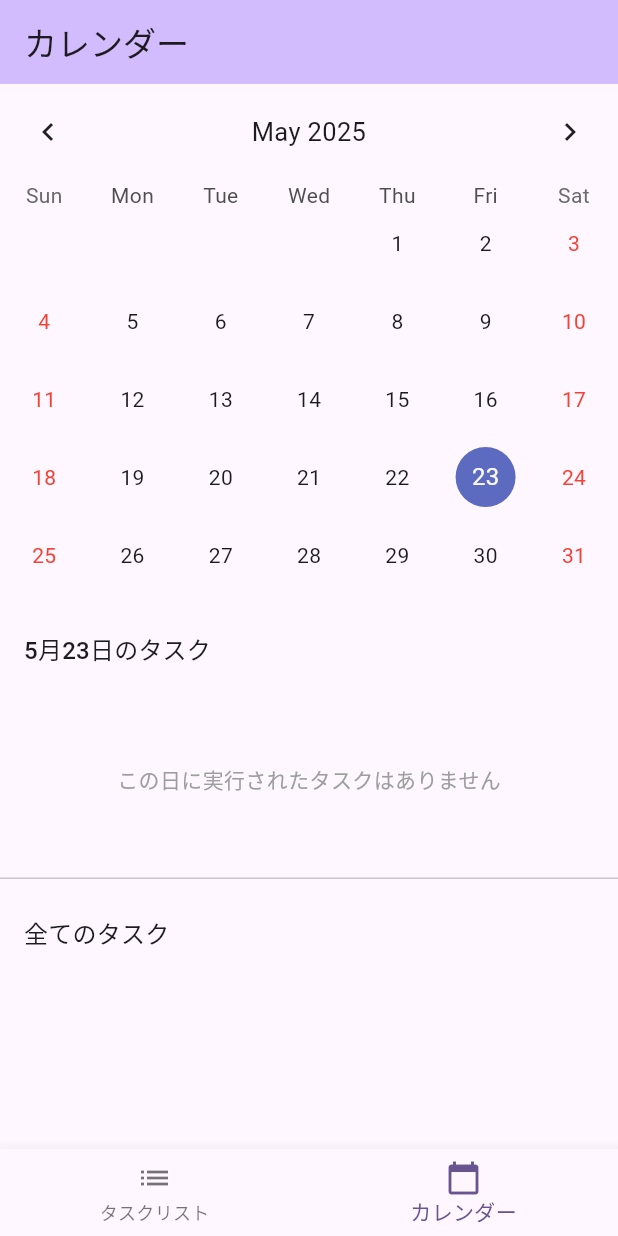
After one commit to hid3h/yatta, a Flutter app: the screen it shows after launch, item 2 of the bottom bar chosen, on a phone screen of 412 x 824 dp. The commit adds this screen. Run offline on Flutter 3.47's test engine with Material 3 defaults, Android fonts, the phone set to English and light mode, and no system bars; drawn by our look-alikes of table_calendar; our stand-ins replace flutter_riverpod.

Commit message:
feat: カレンダーページ追加
- table_calendarを使用した月間カレンダー表示
- タスクモデルにcolorプロパティ追加
- タスクごとの色分け表示
- 日付別のタスク実行状態管理
- BottomNavigationBarでタスクリストとカレンダーを切り替え
- 習慣トラッカー機能（同じタスクを複数日に実行可能）

```diff
--- a/lib/main.dart
+++ b/lib/main.dart
@@ -1,6 +1,6 @@
 import 'package:flutter/material.dart';
 import 'package:flutter_riverpod/flutter_riverpod.dart';
-import 'ui/home/home_page.dart';
+import 'ui/main_page.dart';
 
 void main() {
   runApp(const ProviderScope(child: MyApp()));
@@ -16,7 +16,7 @@ class MyApp extends StatelessWidget {
       theme: ThemeData(
         colorScheme: ColorScheme.fromSeed(seedColor: Colors.deepPurple),
       ),
-      home: const HomePage(),
+      home: const MainPage(),
     );
   }
 }
--- /dev/null
+++ b/lib/ui/calendar/calendar_page.dart
@@ -0,0 +1,227 @@
+import 'package:flutter/material.dart';
+import 'package:flutter_riverpod/flutter_riverpod.dart';
+import 'package:table_calendar/table_calendar.dart';
+import '../home/view_model/home_view_model.dart';
+import '../../data/models/task.dart';
+
+class CalendarPage extends ConsumerStatefulWidget {
+  const CalendarPage({super.key});
+
+  @override
+  ConsumerState<CalendarPage> createState() => _CalendarPageState();
+}
+
+class _CalendarPageState extends ConsumerState<CalendarPage> {
+  DateTime _focusedDay = DateTime.now();
+  DateTime? _selectedDay;
+
+  @override
+  void initState() {
+    super.initState();
+    _selectedDay = DateTime.now();
+  }
+
+  @override
+  Widget build(BuildContext context) {
+    final tasks = ref.watch(homeViewModelProvider);
+    final homeViewModel = ref.read(homeViewModelProvider.notifier);
+
+    return Scaffold(
+      appBar: AppBar(
+        title: const Text('カレンダー'),
+        backgroundColor: Theme.of(context).colorScheme.inversePrimary,
+      ),
+      body: Column(
+        children: [
+          TableCalendar<Task>(
+            firstDay: DateTime.utc(2020, 1, 1),
+            lastDay: DateTime.utc(2030, 12, 31),
+            focusedDay: _focusedDay,
+            selectedDayPredicate: (day) {
+              return isSameDay(_selectedDay, day);
+            },
+            eventLoader: (day) {
+              return homeViewModel.getTasksForDate(day);
+            },
+            startingDayOfWeek: StartingDayOfWeek.sunday,
+            calendarStyle: const CalendarStyle(
+              outsideDaysVisible: false,
+              weekendTextStyle: TextStyle(color: Colors.red),
+              holidayTextStyle: TextStyle(color: Colors.red),
+            ),
+            headerStyle: const HeaderStyle(
+              formatButtonVisible: false,
+              titleCentered: true,
+            ),
+            onDaySelected: (selectedDay, focusedDay) {
+              if (!isSameDay(_selectedDay, selectedDay)) {
+                setState(() {
+                  _selectedDay = selectedDay;
+                  _focusedDay = focusedDay;
+                });
+              }
+            },
+            onPageChanged: (focusedDay) {
+              _focusedDay = focusedDay;
+            },
+            calendarBuilders: CalendarBuilders(
+              markerBuilder: (context, day, events) {
+                if (events.isNotEmpty) {
+                  return Positioned(
+                    bottom: 1,
+                    child: Row(
+                      mainAxisSize: MainAxisSize.min,
+                      children: events.take(3).map((event) {
+                        return Container(
+                          margin: const EdgeInsets.symmetric(horizontal: 1),
+                          width: 6,
+                          height: 6,
+                          decoration: BoxDecoration(
+                            color: event.color,
+                            shape: BoxShape.circle,
+                          ),
+                        );
+                      }).toList(),
+                    ),
+                  );
+                }
+                return null;
+              },
+            ),
+          ),
+          const SizedBox(height: 8),
+          Expanded(
+            child: _buildTaskList(tasks, homeViewModel),
+          ),
+        ],
+      ),
+    );
+  }
+
+  Widget _buildTaskList(List<Task> allTasks, HomeViewModel homeViewModel) {
+    if (_selectedDay == null) {
+      return const Center(child: Text('日付を選択してください'));
+    }
+
+    final tasksForSelectedDay = homeViewModel.getTasksForDate(_selectedDay!);
+
+    return Column(
+      crossAxisAlignment: CrossAxisAlignment.start,
+      children: [
+        Padding(
+          padding: const EdgeInsets.all(16.0),
+          child: Text(
+            '${_selectedDay!.month}月${_selectedDay!.day}日のタスク',
+            style: Theme.of(context).textTheme.titleMedium,
+          ),
+        ),
+        Expanded(
+          child: tasksForSelectedDay.isEmpty
+              ? const Center(
+                  child: Text(
+                    'この日に実行されたタスクはありません',
+                    style: TextStyle(color: Colors.grey),
+                  ),
+                )
+              : ListView.builder(
+                  itemCount: tasksForSelectedDay.length,
+                  itemBuilder: (context, index) {
+                    final task = tasksForSelectedDay[index];
+                    return Card(
+                      margin: const EdgeInsets.symmetric(
+                        horizontal: 16.0,
+                        vertical: 4.0,
+                      ),
+                      child: ListTile(
+                        leading: Container(
+                          width: 16,
+                          height: 16,
+                          decoration: BoxDecoration(
+                            color: task.color,
+                            shape: BoxShape.circle,
+                          ),
+                        ),
+                        title: Text(task.name),
+                        trailing: Icon(
+                          Icons.check_circle,
+                          color: task.color,
+                        ),
+                        onTap: () {
+                          homeViewModel.toggleTaskCompletionOnDate(
+                            task.id,
+                            _selectedDay!,
+                          );
+                        },
+                      ),
+                    );
+                  },
+                ),
+        ),
+        const Divider(),
+        Padding(
+          padding: const EdgeInsets.all(16.0),
+          child: Text(
+            '全てのタスク',
+            style: Theme.of(context).textTheme.titleMedium,
+          ),
+        ),
+        Expanded(
+          child: ListView.builder(
+            itemCount: allTasks.length,
+            itemBuilder: (context, index) {
+              final task = allTasks[index];
+              final isCompletedOnSelectedDay =
+                  task.isCompletedOnDate(_selectedDay!);
+
+              return Card(
+                margin: const EdgeInsets.symmetric(
+                  horizontal: 16.0,
+                  vertical: 4.0,
+                ),
+                color: isCompletedOnSelectedDay
+                    ? task.color.withOpacity(0.1)
+                    : null,
+                child: ListTile(
+                  leading: Container(
+                    width: 16,
+                    height: 16,
+                    decoration: BoxDecoration(
+                      color: task.color,
+                      shape: BoxShape.circle,
+                    ),
+                  ),
+                  title: Text(
+                    task.name,
+                    style: TextStyle(
+                      color: isCompletedOnSelectedDay
+                          ? task.color
+                          : null,
+                      fontWeight: isCompletedOnSelectedDay
+                          ? FontWeight.w500
+                          : FontWeight.normal,
+                    ),
+                  ),
+                  trailing: isCompletedOnSelectedDay
+                      ? Icon(
+                          Icons.check_circle,
+                          color: task.color,
+                        )
+                      : Icon(
+                          Icons.circle_outlined,
+                          color: task.color,
+                        ),
+                  onTap: () {
+                    homeViewModel.toggleTaskCompletionOnDate(
+                      task.id,
+                      _selectedDay!,
+                    );
+                  },
+                ),
+              );
+            },
+          ),
+        ),
+      ],
+    );
+  }
+}
--- a/lib/ui/home/view_model/home_view_model.dart
+++ b/lib/ui/home/view_model/home_view_model.dart
@@ -1,15 +1,35 @@
+import 'package:flutter/material.dart';
 import 'package:flutter_riverpod/flutter_riverpod.dart';
 import '../../../data/models/task.dart';
 
 class HomeViewModel extends StateNotifier<List<Task>> {
   HomeViewModel() : super([]);
 
+  // タスクの色リスト
+  static const List<Color> _taskColors = [
+    Colors.red,
+    Colors.blue,
+    Colors.green,
+    Colors.orange,
+    Colors.purple,
+    Colors.teal,
+    Colors.pink,
+    Colors.indigo,
+    Colors.amber,
+    Colors.cyan,
+  ];
+
   void addTask(String name) {
     if (name.trim().isEmpty) return;
+
+    // タスクの数に基づいて色を循環的に割り当て
+    final colorIndex = state.length % _taskColors.length;
+    final taskColor = _taskColors[colorIndex];
 
     final newTask = Task(
       id: DateTime.now().millisecondsSinceEpoch.toString(),
       name: name.trim(),
+      color: taskColor,
     );
     state = [...state, newTask];
   }
@@ -23,6 +43,15 @@ class HomeViewModel extends StateNotifier<List<Task>> {
     }).toList();
   }
 
+  void toggleTaskCompletionOnDate(String taskId, DateTime date) {
+    state = state.map((task) {
+      if (task.id == taskId) {
+        return task.toggleCompletionOnDate(date);
+      }
+      return task;
+    }).toList();
+  }
+
   void updateTaskName(String taskId, String newName) {
     state = state.map((task) {
       if (task.id == taskId) {
@@ -31,6 +60,11 @@ class HomeViewModel extends StateNotifier<List<Task>> {
       return task;
     }).toList();
   }
+
+  // 指定した日に実行されたタスクを取得
+  List<Task> getTasksForDate(DateTime date) {
+    return state.where((task) => task.isCompletedOnDate(date)).toList();
+  }
 }
 
 final homeViewModelProvider = StateNotifierProvider<HomeViewModel, List<Task>>(
--- /dev/null
+++ b/lib/ui/main_page.dart
@@ -0,0 +1,44 @@
+import 'package:flutter/material.dart';
+import 'home/home_page.dart';
+import 'calendar/calendar_page.dart';
+
+class MainPage extends StatefulWidget {
+  const MainPage({super.key});
+
+  @override
+  State<MainPage> createState() => _MainPageState();
+}
+
+class _MainPageState extends State<MainPage> {
+  int _currentIndex = 0;
+
+  final List<Widget> _pages = [
+    const HomePage(),
+    const CalendarPage(),
+  ];
+
+  @override
+  Widget build(BuildContext context) {
+    return Scaffold(
+      body: _pages[_currentIndex],
+      bottomNavigationBar: BottomNavigationBar(
+        currentIndex: _currentIndex,
+        onTap: (index) {
+          setState(() {
+            _currentIndex = index;
+          });
+        },
+        items: const [
+          BottomNavigationBarItem(
+            icon: Icon(Icons.list),
+            label: 'タスクリスト',
+          ),
+          BottomNavigationBarItem(
+            icon: Icon(Icons.calendar_today),
+            label: 'カレンダー',
+          ),
+        ],
+      ),
+    );
+  }
+}
--- a/pubspec.yaml
+++ b/pubspec.yaml
@@ -38,6 +38,9 @@ dependencies:
   # Riverpod for state management
   flutter_riverpod: ^2.4.10
   riverpod_annotation: ^2.3.4
+
+  # Calendar widget
+  table_calendar: ^3.0.9
 
 dev_dependencies:
   flutter_test:
```
Also changed, not shown: lib/data/models/task.dart (+38 -2 lines), lib/ui/home/widgets/task_list_item.dart (+21 -7 lines), pubspec.lock.
